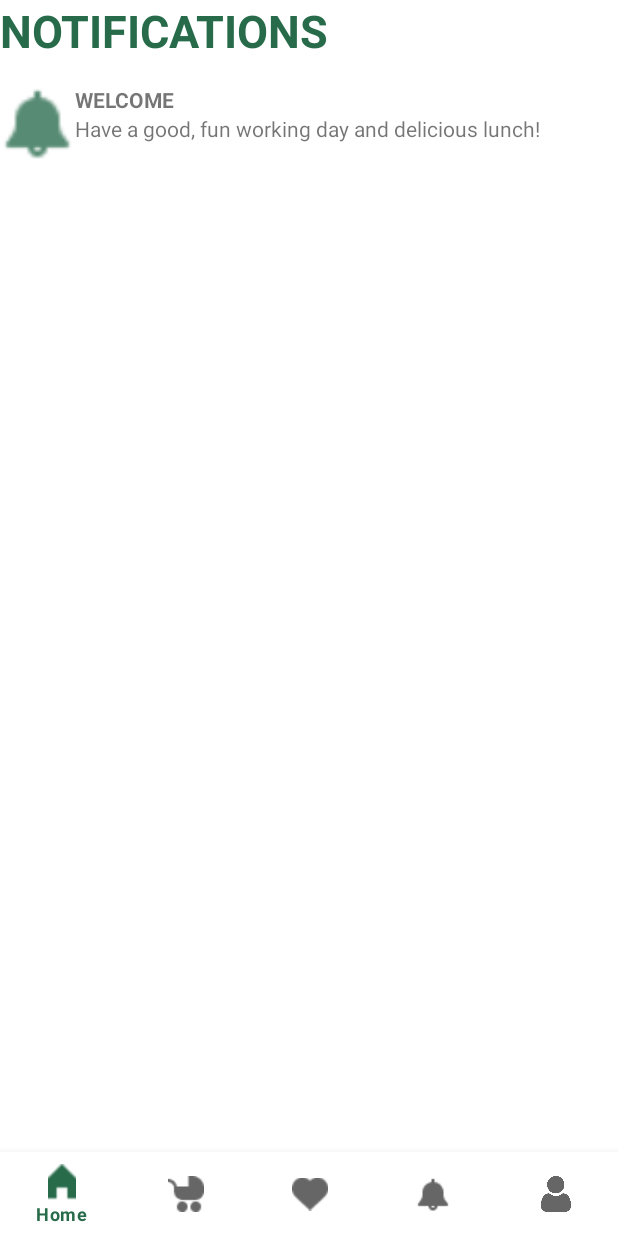
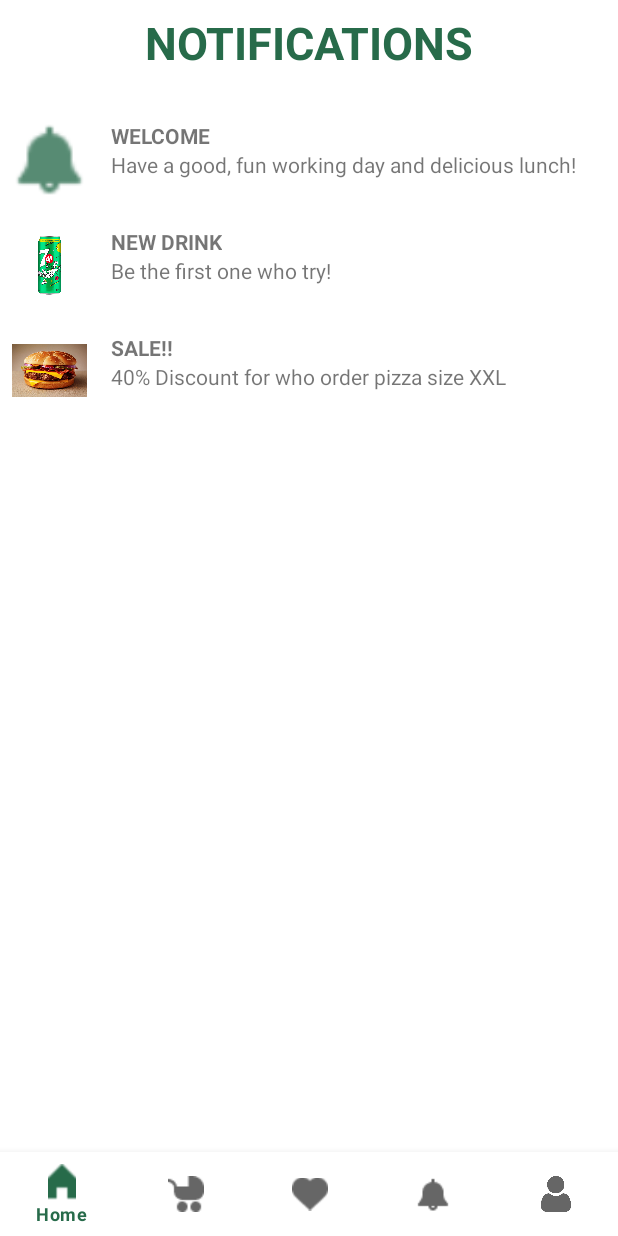
Before and after one commit to doandat8888/DoAnMobile, an Android app: the fragment NotificationFragment placed in its activity, on a phone screen of 412 x 824 dp. Run offline under Robolectric (Android 15) with nearby library versions, the phone set to English and light mode, and no system bars; our stand-ins replace Firebase (no records; nobody signed in at launch, a user with empty details on screens opened directly), Picasso; libraries missing offline, so code that uses them is left out: com.denzcoskun.imageslider; 7 statements that could not run were skipped.

Commit message:
update noti pt2

```diff
--- a/app/src/main/java/com/example/doanmobile/adapter/NotificationAdapter.java
+++ b/app/src/main/java/com/example/doanmobile/adapter/NotificationAdapter.java
@@ -37,7 +37,7 @@
     @Override
     public void onBindViewHolder(@NonNull ViewHolder viewHolder, int i) {
 
-        MyNotification myNotification = mNotification.get(i);
+        final MyNotification myNotification = mNotification.get(i);
         viewHolder.image.setImageResource(myNotification.getImageResource());
         viewHolder.notice.setText(myNotification.getNotice());
         viewHolder.content.setText(myNotification.getContent());
@@ -51,7 +51,7 @@
     public static class ViewHolder extends RecyclerView.ViewHolder{
 
         public ImageView image;
-        public TextView notice, content, title;
+        public TextView notice, content;
 
         public ViewHolder(@NonNull View itemView)
         {
--- a/app/src/main/java/com/example/doanmobile/fragment/NotificationFragment.java
+++ b/app/src/main/java/com/example/doanmobile/fragment/NotificationFragment.java
@@ -6,9 +6,11 @@
 import androidx.recyclerview.widget.LinearLayoutManager;
 import androidx.recyclerview.widget.RecyclerView;
 
+import android.util.Log;
 import android.view.LayoutInflater;
 import android.view.View;
 import android.view.ViewGroup;
+import android.widget.TextView;
 
 import com.example.doanmobile.R;
 import com.example.doanmobile.adapter.NotificationAdapter;
@@ -22,8 +24,9 @@
 
     private RecyclerView recyclerView;
     //private NotificationAdapter notificationAdapter;
-    final static ArrayList<MyNotification> mNotification = new ArrayList<MyNotification>();
+    final ArrayList<MyNotification> mNotification = new ArrayList<MyNotification>();
 
+    TextView txtView;
 
     public View onCreateView(LayoutInflater inflater, ViewGroup container, Bundle savedInstanceState)
     {
@@ -35,9 +38,11 @@
 
         recyclerView = view.findViewById(R.id.recyclerViewNotif);
         NotificationAdapter notificationAdapter = new NotificationAdapter(mNotification, getContext());
-        recyclerView.setLayoutManager(new LinearLayoutManager(getContext()));
+        recyclerView.setLayoutManager(new LinearLayoutManager(getContext(), LinearLayoutManager.VERTICAL, false));
         recyclerView.setAdapter(notificationAdapter);
 
+
+        Log.d("Size", String.valueOf(mNotification.size()));
         return view;
     }
 }
--- a/app/src/main/res/layout/fragment_notification.xml
+++ b/app/src/main/res/layout/fragment_notification.xml
@@ -1,5 +1,5 @@
 <?xml version="1.0" encoding="utf-8"?>
-<androidx.core.widget.NestedScrollView
+<RelativeLayout
     android:layout_height="match_parent"
     android:layout_width="match_parent"
     xmlns:android="http://schemas.android.com/apk/res/android"
@@ -13,27 +13,32 @@
         android:layout_height="match_parent"
         tools:context=".fragment.NotificationFragment">
 
+
         <TextView
             android:id="@+id/txtTitle"
             android:layout_width="match_parent"
             android:layout_height="wrap_content"
+            android:gravity="center"
             android:text="NOTIFICATIONS"
+            android:textAlignment="center"
             android:textColor="#276B4A"
             android:textSize="30dp"
             android:textStyle="bold"
+            android:layout_margin="8dp"
             app:layout_constraintEnd_toEndOf="parent"
+            app:layout_constraintHorizontal_bias="0.0"
             app:layout_constraintStart_toStartOf="parent"
-        app:layout_constraintTop_toTopOf="parent"/>
-
+            app:layout_constraintTop_toTopOf="parent" />
 
         <androidx.recyclerview.widget.RecyclerView
             android:id="@+id/recyclerViewNotif"
             android:layout_width="match_parent"
             android:layout_height="wrap_content"
             android:layout_marginTop="16dp"
+            android:layout_marginHorizontal="8dp"
             app:layout_constraintEnd_toEndOf="parent"
             app:layout_constraintStart_toStartOf="parent"
             app:layout_constraintTop_toBottomOf="@+id/txtTitle"/>
 
     </androidx.constraintlayout.widget.ConstraintLayout>
-</androidx.core.widget.NestedScrollView>
+</RelativeLayout>
--- a/app/src/main/res/layout/notification_item.xml
+++ b/app/src/main/res/layout/notification_item.xml
@@ -1,13 +1,14 @@
 <?xml version="1.0" encoding="utf-8"?>
 <RelativeLayout xmlns:android="http://schemas.android.com/apk/res/android"
     android:layout_width="match_parent"
-    android:layout_height="match_parent"
+    android:layout_height="wrap_content"
     xmlns:tools="http://schemas.android.com/tools"
     tools:context=".fragment.NotificationFragment">
 
     <LinearLayout
         android:layout_width="match_parent"
         android:layout_height="wrap_content"
+        android:layout_margin="16dp"
         android:orientation="vertical"
         android:layout_toEndOf="@+id/image">
 
@@ -29,6 +30,7 @@
     <ImageView
         android:layout_width="50dp"
         android:layout_height="50dp"
+        android:layout_marginTop="16dp"
         android:id="@+id/image"/>
 
 </RelativeLayout>
--- a/app/src/main/res/layout/product_list.xml
+++ b/app/src/main/res/layout/product_list.xml
@@ -4,8 +4,7 @@
     android:layout_height="wrap_content"
     xmlns:tools="http://schemas.android.com/tools"
     xmlns:app="http://schemas.android.com/apk/res-auto"
-    android:id="@+id/productListView"
-    >
+    android:id="@+id/productListView">
 
     <RelativeLayout
         android:layout_width="match_parent"
```
Lines whose indentation alone changed are shown as unchanged.
